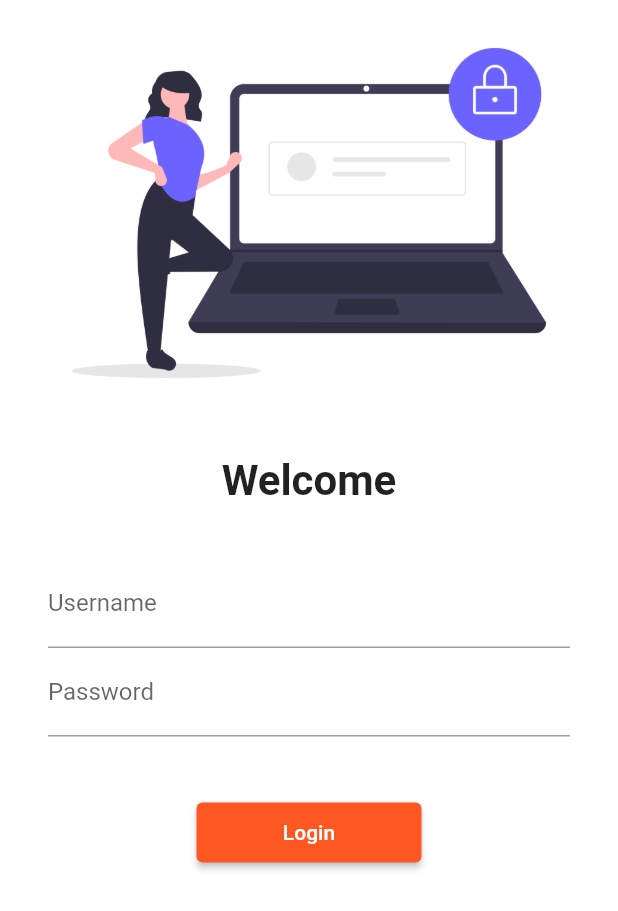
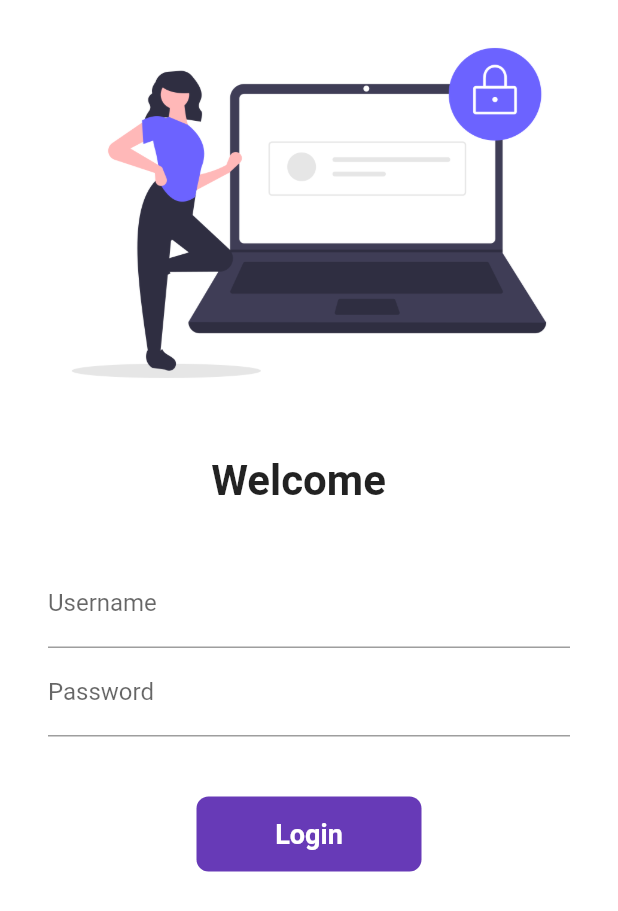
Before and after one commit to Rishab-behl/Flutter, a Flutter app: the screen it shows after launch, on a phone screen of 412 x 824 dp. Shown: the top 911 px of the screen. Run offline on Flutter 3.47's test engine with Material 2 defaults, Android fonts, the phone set to English and light mode, and no system bars.

Commit message:
day 6 completed

```diff
--- a/lib/pages/login_page.dart
+++ b/lib/pages/login_page.dart
@@ -1,7 +1,15 @@
 import 'package:flutter/material.dart';
 import 'package:flutter_catalog/utils/routes.dart';
 
-class LoginPage extends StatelessWidget {
+class LoginPage extends StatefulWidget {
+  @override
+  State<LoginPage> createState() => _LoginPageState();
+}
+
+class _LoginPageState extends State<LoginPage> {
+  String name = "";
+  bool changeButton = false;
+
   @override
   Widget build(BuildContext context) {
     return Material(
@@ -15,7 +23,7 @@ class LoginPage extends StatelessWidget {
           const SizedBox(
             height: 20.0,
           ),
-          const Text("Welcome",
+          Text("Welcome $name ",
               style: TextStyle(fontSize: 28, fontWeight: FontWeight.bold)),
           const SizedBox(
             height: 20.0,
@@ -30,6 +38,10 @@ class LoginPage extends StatelessWidget {
                     hintText: "Enter Username",
                     labelText: "Username",
                   ),
+                  onChanged: (value) {
+                    name = value;
+                    setState(() {});
+                  },
                 ),
                 TextFormField(
                   obscureText: true,
@@ -41,13 +53,43 @@ class LoginPage extends StatelessWidget {
                 const SizedBox(
                   height: 40.0,
                 ),
-                ElevatedButton(
-                  onPressed: () {
+                // ElevatedButton(
+                //   onPressed: () {
+                //     Navigator.pushNamed(context, MyRoutes.homeRoute);
+                //   },
+                //   child: Text("Login"),
+                //   style: TextButton.styleFrom(minimumSize: Size(150, 40)),
+                // ),
+
+                InkWell(
+                  onTap: () async{
+                    setState(() {
+                      changeButton = true;
+                    });
+
+                    await Future.delayed(Duration(seconds: 1));
                     Navigator.pushNamed(context, MyRoutes.homeRoute);
                   },
-                  child: Text("Login"),
-                  style: TextButton.styleFrom(minimumSize: Size(150, 40)),
-                ),
+                  child: AnimatedContainer(
+                    duration: const Duration(seconds: 1),
+                    // color: Colors.deepPurple,
+                    width: changeButton?50 : 150,
+                    height: 50,
+                    alignment: Alignment.center,
+                    decoration: BoxDecoration(
+                        color: Colors.deepPurple,
+                        // shape: changeButton?
+                        // BoxShape.circle :BoxShape.rectangle,),
+                        borderRadius: BorderRadius.circular(changeButton ? 50: 8)),
+                    child: changeButton? const Icon(Icons.done , color: Colors.white,) : const Text(
+                      "Login",
+                      style: TextStyle(
+                          color: Colors.white,
+                          fontWeight: FontWeight.bold,
+                          fontSize: 18),
+                    ),
+                  ),
+                )
               ],
             ),
           )
```
